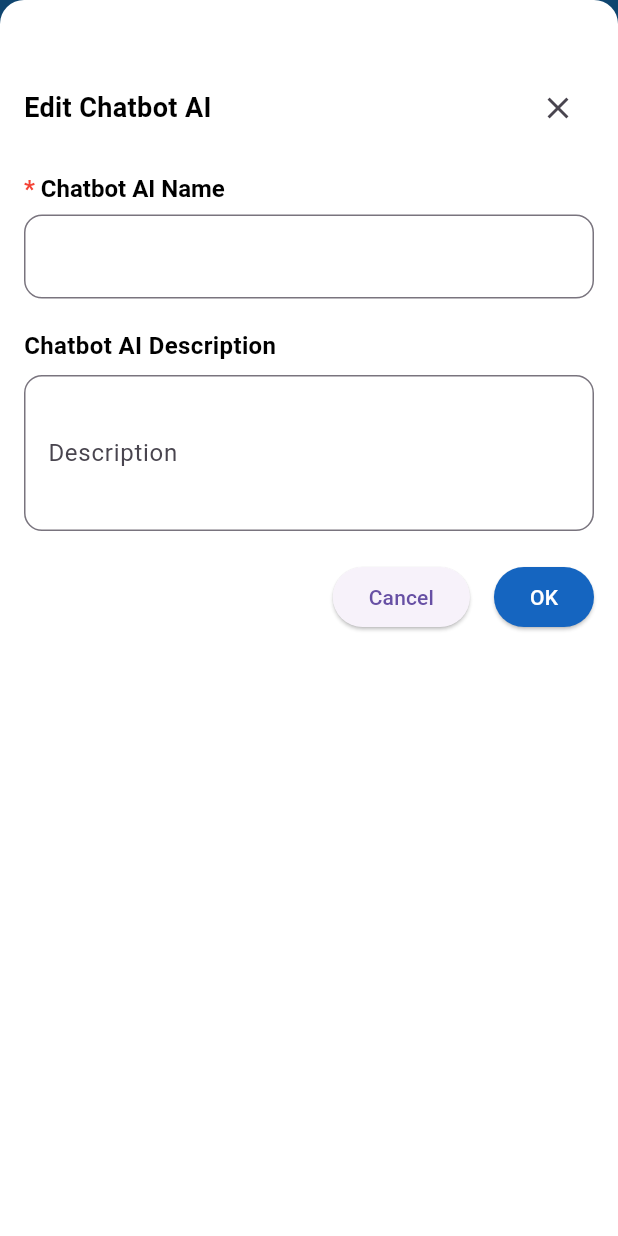
After one commit to vinhhoang2301/loopyBot, a Flutter app: the PreviewChatbot screen opened directly, after a tap on the "edit" icon, on a phone screen of 412 x 824 dp. The commit adds this screen. Run offline on Flutter 3.47's test engine with Material 3 defaults, Android fonts, the phone set to English and light mode, and no system bars.

```diff
--- /dev/null
+++ b/lib/views/chatbot_ai/edit_chatbot_ai_page.dart
@@ -0,0 +1,107 @@
+import 'package:flutter/material.dart';
+
+class EditChatbotAIPage extends StatelessWidget {
+  const EditChatbotAIPage({super.key});
+
+  @override
+  Widget build(BuildContext context) {
+    return Padding(
+      padding: EdgeInsets.only(
+        left: 16,
+        right: 16,
+        top: 48,
+        bottom: MediaQuery.of(context).viewInsets.bottom + 16,
+      ),
+      child: Column(
+        crossAxisAlignment: CrossAxisAlignment.start,
+        children: <Widget>[
+          Row(
+            mainAxisAlignment: MainAxisAlignment.spaceBetween,
+            children: [
+              const Text(
+                'Edit Chatbot AI',
+                style: TextStyle(fontSize: 18, fontWeight: FontWeight.bold),
+              ),
+              IconButton(
+                icon: const Icon(Icons.close),
+                onPressed: () {
+                  Navigator.of(context).pop();
+                },
+              ),
+            ],
+          ),
+          const SizedBox(height: 20),
+          RichText(
+            text: const TextSpan(
+              text: '* ',
+              style: TextStyle(
+                color: Colors.red,
+                fontSize: 16,
+                fontWeight: FontWeight.bold,
+              ),
+              children: [
+                TextSpan(
+                  text: 'Chatbot AI Name',
+                  style: TextStyle(
+                    color: Colors.black,
+                    fontSize: 16,
+                  ),
+                ),
+              ],
+            ),
+          ),
+          const SizedBox(height: 8),
+          TextField(
+            decoration: InputDecoration(
+              border: OutlineInputBorder(
+                borderRadius: BorderRadius.circular(12),
+              ),
+            ),
+          ),
+          const SizedBox(height: 20),
+          const Text(
+            'Chatbot AI Description',
+            style: TextStyle(
+              fontSize: 16,
+              fontWeight: FontWeight.bold,
+            ),
+          ),
+          const SizedBox(height: 8),
+          TextField(
+            maxLines: 3,
+            decoration: InputDecoration(
+              labelText: 'Description',
+              border: OutlineInputBorder(
+                borderRadius: BorderRadius.circular(12),
+              ),
+            ),
+          ),
+          const SizedBox(height: 20),
+          Flexible(
+            child: Row(
+              mainAxisSize: MainAxisSize.max,
+              mainAxisAlignment: MainAxisAlignment.end,
+              children: [
+                ElevatedButton(
+                  onPressed: () {
+                    Navigator.of(context).pop();
+                  },
+                  child: const Text('Cancel'),
+                ),
+                const SizedBox(width: 16),
+                ElevatedButton(
+                  onPressed: () {},
+                  style: ElevatedButton.styleFrom(
+                    backgroundColor: Colors.blue[800],
+                    foregroundColor: Colors.white,
+                  ),
+                  child: const Text('OK'),
+                ),
+              ],
+            ),
+          ),
+        ],
+      ),
+    );
+  }
+}
--- a/lib/views/chatbot_ai/preview_chatbot_ai_page.dart
+++ b/lib/views/chatbot_ai/preview_chatbot_ai_page.dart
@@ -1,7 +1,8 @@
 import 'package:final_project/consts/app_color.dart';
 import 'package:final_project/utils/global_methods.dart';
-import 'package:final_project/views/chatbot_ai/develop_chat_bot_ai.dart';
-import 'package:final_project/views/chats/history_thread_chats.dart';
+import 'package:final_project/views/chatbot_ai/add_kb_chatbot_ai_page.dart';
+import 'package:final_project/views/chatbot_ai/develop_chatbot_ai.dart';
+import 'package:final_project/views/chatbot_ai/edit_chatbot_ai_page.dart';
 import 'package:final_project/widgets/dropdown_model_ai.dart';
 import 'package:final_project/widgets/tab_bar_widget.dart';
 import 'package:final_project/widgets/input_image_item.dart';
@@ -75,7 +76,7 @@ class _MainChatPageState extends State<PreviewChatbot> {
                           onPressed: () {
                             Utils.showBottomSheet(
                               context,
-                              sheet: const HistoryThreadChatPage(),
+                              sheet: const EditChatbotAIPage(),
                               showFullScreen: true,
                             );
                           },
@@ -103,12 +104,12 @@ class _MainChatPageState extends State<PreviewChatbot> {
                           onPressed: () {
                             Utils.showBottomSheet(
                               context,
-                              sheet: const HistoryThreadChatPage(),
+                              sheet: const AddKBToChatbot(),
                               showFullScreen: true,
                             );
                           },
                           icon: const Icon(
-                            Icons.access_time_outlined,
+                            Icons.book,
                             color: AppColors.primaryColor,
                           ),
                         ),
--- a/lib/views/login/reset_password.dart
+++ b/lib/views/login/reset_password.dart
@@ -17,7 +17,7 @@ class ResetPassword extends StatelessWidget {
           color: Colors.white,
           child: SingleChildScrollView(
             child: Padding(
-              padding: EdgeInsets.all(20.0),
+              padding: const EdgeInsets.all(20.0),
               child: Column(
                 mainAxisAlignment: MainAxisAlignment.start,
                 crossAxisAlignment: CrossAxisAlignment.start,
```
Also changed, not shown: lib/views/chatbot_ai/add_kb_chatbot_ai_page.dart (added, +74 -0 lines), lib/views/chatbot_ai/develop_chatbot_ai.dart (renamed from lib/views/chatbot_ai/develop_chat_bot_ai.dart).
